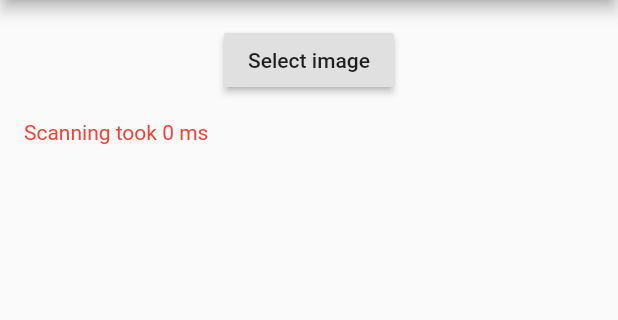
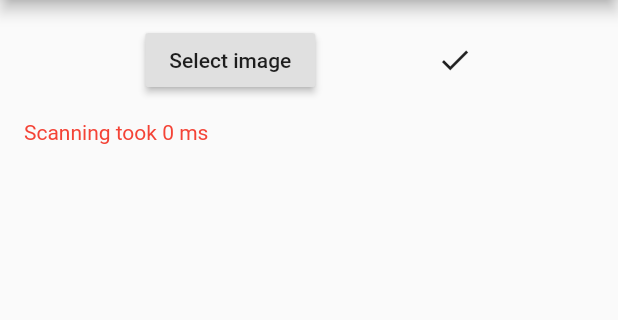
Before and after one commit to arrrrny/tesseract_ocr, a Flutter app: the screen it shows after launch, on a phone screen of 412 x 824 dp, the part 84-404 px from its top. Run offline on Flutter 3.47's test engine with Material 2 defaults, Android fonts, the phone set to English and light mode, and no system bars; our stand-ins replace file_picker, flutter_spinkit.

Commit message:
Add loading animation

```diff
--- a/example/lib/main.dart
+++ b/example/lib/main.dart
@@ -1,5 +1,6 @@
 import 'package:file_picker/file_picker.dart';
 import 'package:flutter/material.dart';
+import 'package:flutter_spinkit/flutter_spinkit.dart';
 import 'package:tesseract_ocr/tesseract_ocr.dart';
 
 void main() => runApp(MyApp());
@@ -10,6 +11,7 @@ class MyApp extends StatefulWidget {
 }
 
 class _MyAppState extends State<MyApp> {
+  bool _scanning = false;
   String _extractText = '';
   int _scanTime = 0;
 
@@ -24,18 +26,32 @@ class _MyAppState extends State<MyApp> {
             padding: EdgeInsets.all(16),
             child: ListView(
               children: <Widget>[
-                Center(
-                  child: RaisedButton(
+                Row(
+                  mainAxisAlignment: MainAxisAlignment.spaceEvenly,
+                  children: [
+                    RaisedButton(
                       child: Text('Select image'),
                       onPressed: () async {
                         var file =
                             await FilePicker.getFilePath(type: FileType.image);
+                        _scanning = true;
+                        setState(() {});
+
                         var watch = Stopwatch()..start();
                         _extractText = await TesseractOcr.extractText(file);
                         _scanTime = watch.elapsedMilliseconds;
+
+                        _scanning = false;
                         setState(() {});
                       },
                     ),
+                    // It doesn't spin, because scanning hangs thread for now
+                    _scanning
+                        ? SpinKitCircle(
+                            color: Colors.black,
+                          )
+                        : Icon(Icons.done),
+                  ],
                 ),
                 SizedBox(
                   height: 16,
--- a/example/pubspec.yaml
+++ b/example/pubspec.yaml
@@ -12,6 +12,7 @@ dependencies:
   # The following adds the Cupertino Icons font to your application.
   # Use with the CupertinoIcons class for iOS style icons.
   cupertino_icons: ^0.1.2
+  flutter_spinkit: ^4.1.2+1
   file_picker: ^1.9.0+1
 
 dev_dependencies:
```
Also changed, not shown: example/pubspec.lock. Lines whose indentation alone changed are shown as unchanged.
